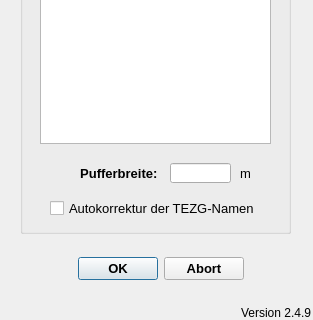
This is qkan/linkflaechen/res/application_assigntgeb.ui in hoettges/QKan as Qt 5 draws it before an edit; both pictures show x 0 to 313 and y 207 to 527 of the 313 by 527 pixel window. The edited form follows.
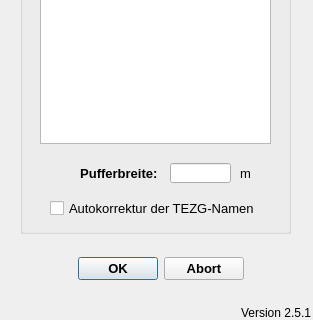
This is the edited form.

What changed in the file:
```diff
--- a/qkan/linkflaechen/res/application_assigntgeb.ui
+++ b/qkan/linkflaechen/res/application_assigntgeb.ui
@@ -247,7 +247,7 @@
     <string>Version QKan Import</string>
    </property>
    <property name="text">
-    <string>Version 2.4.9</string>
+    <string>Version 2.5.1</string>
    </property>
    <property name="alignment">
     <set>Qt::AlignRight|Qt::AlignTrailing|Qt::AlignVCenter</set>
```
